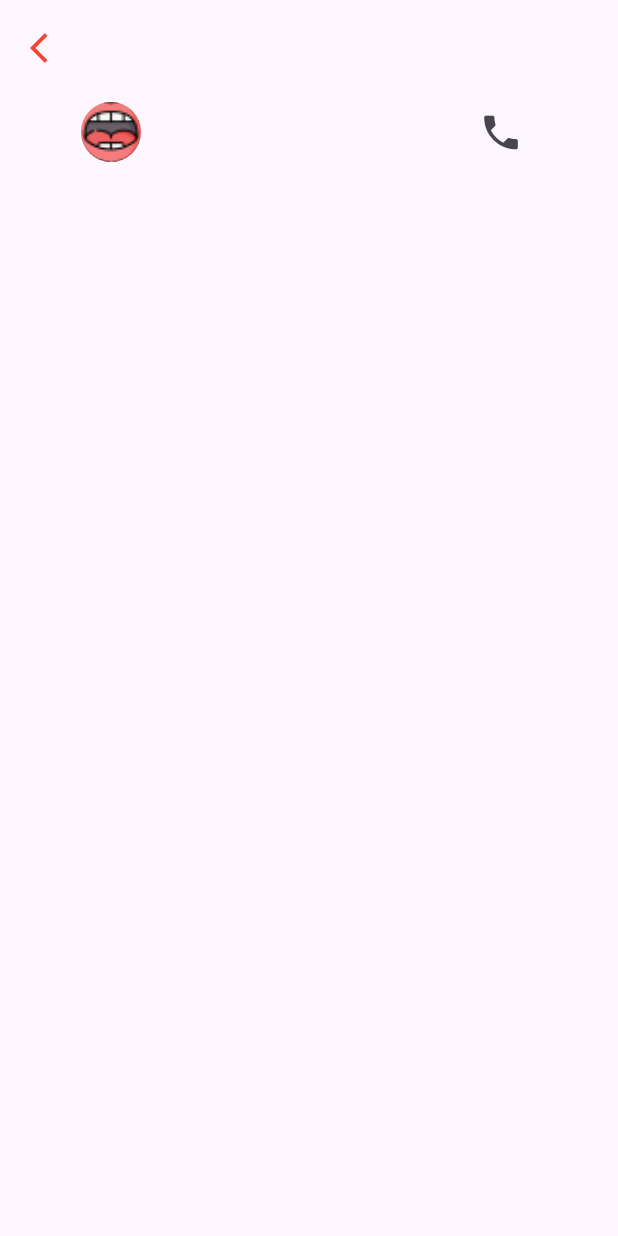
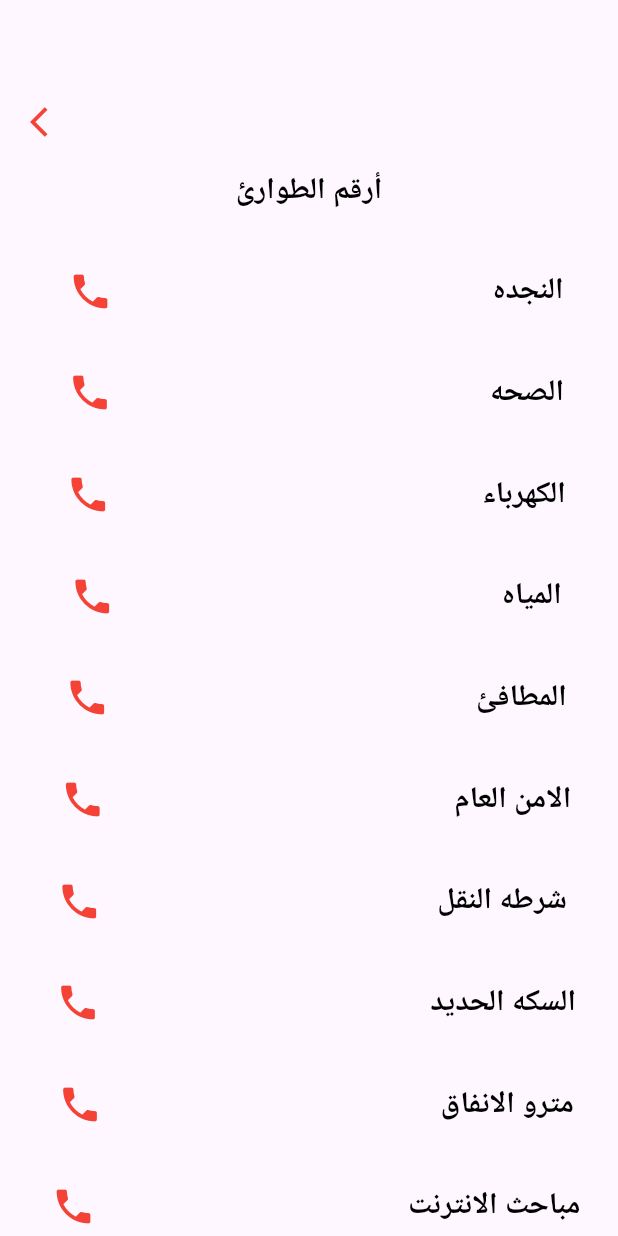
Before and after one commit to aymanaboelela/Help-Me-App, a Flutter app: the screen it shows after launch, in the side drawer, after a tap on "أرقام الطوارئ", on a phone screen of 412 x 824 dp. Run offline on Flutter 3.47's test engine with Material 3 defaults, Android fonts, the light colour scheme and no system bars; our stand-ins replace flutter_rating_bar; Roboto replaces fonts that are missing (Nirmala UI).

Commit message:
to update

```diff
--- a/lib/core/SizeBox/SizeBoxeHorsental.dart
+++ b/lib/core/SizeBox/SizeBoxeHorsental.dart
@@ -1,5 +1,7 @@
 import 'package:flutter/material.dart';
-import 'package:softwier/core/utils/size_config.dart';
+
+import '../utils/size_config.dart';
+
 
 
 class SizeBoxeHorsental extends StatelessWidget {
--- a/lib/core/SizeBox/SizeBoxevertcal.dart
+++ b/lib/core/SizeBox/SizeBoxevertcal.dart
@@ -1,5 +1,7 @@
 import 'package:flutter/material.dart';
-import 'package:softwier/core/utils/size_config.dart';
+
+import '../utils/size_config.dart';
+
 
 
 class SizeBoxeVirtcal extends StatelessWidget {
--- a/lib/main.dart
+++ b/lib/main.dart
@@ -1,6 +1,4 @@
 import 'package:flutter/material.dart';
-
-
 import 'splash_screen/splash_screen.dart';
 
 void main() {
--- a/lib/screens/Home_Screen/Home_Screen.dart
+++ b/lib/screens/Home_Screen/Home_Screen.dart
@@ -1,4 +1,5 @@
 import 'package:flutter/material.dart';
+import 'package:help_my/core/SizeBox/SizeBoxevertcal.dart';
 
 import '../diseases_screens/Burn_cases.dart';
 import '../diseases_screens/He_swallowed_his_tongue_2.dart';
@@ -32,6 +33,7 @@ class _HomeScreenState extends State<HomeScreen> {
           ));
         },
       ),
+      const SizeBoxeVirtcal(value: 1),
       CustemItem(
         name: 'بلع اللسان',
         image: "assets/images/mouth 1.png",
@@ -43,6 +45,7 @@ class _HomeScreenState extends State<HomeScreen> {
           ));
         },
       ),
+      const SizeBoxeVirtcal(value: 1),
       CustemItem(
         name: 'نزيف الانف',
         image: "assets/images/nostril 1.png",
@@ -54,6 +57,7 @@ class _HomeScreenState extends State<HomeScreen> {
           ));
         },
       ),
+      const SizeBoxeVirtcal(value: 1),
       CustemItem(
         name: 'حالة إغماء',
         image: "assets/images/woman 1.png",
@@ -65,6 +69,7 @@ class _HomeScreenState extends State<HomeScreen> {
           ));
         },
       ),
+      const SizeBoxeVirtcal(value: 1),
       CustemItem(
         name: 'حالة حروق',
         image: "assets/images/fire 1.png",
@@ -76,6 +81,7 @@ class _HomeScreenState extends State<HomeScreen> {
           ));
         },
       ),
+      const SizeBoxeVirtcal(value: 1),
       CustemItem(
         name: 'لدغة الثعبان',
         image: "assets/images/animal 1.png",
@@ -87,6 +93,7 @@ class _HomeScreenState extends State<HomeScreen> {
           ));
         },
       ),
+      const SizeBoxeVirtcal(value: 1),
       CustemItem(
         name: 'نوبات الصرع',
         image: "assets/images/tonic 1.png",
--- a/lib/screens/drawer_screen/Coolt_he_health.dart
+++ b/lib/screens/drawer_screen/Coolt_he_health.dart
@@ -1,51 +1,152 @@
 import 'package:flutter/material.dart';
-
 import 'package:url_launcher/url_launcher.dart';
-
 import '../../core/SizeBox/SizeBoxeHorsental.dart';
 import '../../core/SizeBox/SizeBoxevertcal.dart';
 import '../../core/wedgits/back_icon.dart';
 
 class CoolTheHealth extends StatelessWidget {
   const CoolTheHealth({super.key});
+  final String phoneNumber = '123';
 
   @override
   Widget build(BuildContext context) {
-    return Scaffold(
-      body: Column(
+    return const Scaffold(
+      body: SingleChildScrollView(
+        child: Column(
           crossAxisAlignment: CrossAxisAlignment.start,
           children: [
-          const SizeBoxeVirtcal(value: 5),
-          const Padding(
+            SizeBoxeVirtcal(value: 5),
+            Padding(
               padding: EdgeInsets.all(8.0),
               child: BackIcon(icon: Icons.arrow_back_ios),
             ),
-          const SizeBoxeVirtcal(value: 3),
-          Row(
-            mainAxisAlignment: MainAxisAlignment.spaceAround,
-            children: [
-              const CircleAvatar(
-                backgroundImage: AssetImage("assets/images/mouth 1.png"),
+            Center(
+              child: Text(
+                "أرقم الطوارئ",
+                textDirection: TextDirection.rtl,
+                textAlign: TextAlign.right,
+                style: TextStyle(
+                  color: Colors.black,
+                  fontSize: 20,
+                  fontFamily: 'Nirmala UI',
+                  fontWeight: FontWeight.w700,
+                  height: 0,
                 ),
-              const SizeBoxeHorsental(value: 1),
-              IconButton(
-                  onPressed: () {},
-                  icon: const Icon(
-                    Icons.phone,
-                    size: 30,
-                  ))
+              ),
+            ),
+            SizeBoxeVirtcal(value: 3),
+            NumberOfEmergency(
+              name: "النجده",
+              phoneNumber: "122",
+            ),
+            SizeBoxeVirtcal(value: 2),
+            NumberOfEmergency(
+              name: "الصحه",
+              phoneNumber: "127",
+            ),
+            SizeBoxeVirtcal(value: 2),
+            NumberOfEmergency(
+              name: "الكهرباء",
+              phoneNumber: "121",
+            ),
+            SizeBoxeVirtcal(value: 2),
+            NumberOfEmergency(
+              name: "المياه",
+              phoneNumber: "125",
+            ),
+            SizeBoxeVirtcal(value: 2),
+            NumberOfEmergency(
+              name: "المطافئ",
+              phoneNumber: "180",
+            ),
+            SizeBoxeVirtcal(value: 2),
+            NumberOfEmergency(
+              name: "الامن العام",
+              phoneNumber: "115",
+            ),
+            SizeBoxeVirtcal(value: 2),
+            NumberOfEmergency(
+              name: "شرطه النقل ",
+              phoneNumber: "145",
+            ),
+            SizeBoxeVirtcal(value: 2),
+            NumberOfEmergency(
+              name: "السكه الحديد",
+              phoneNumber: "1547",
+            ),
+            SizeBoxeVirtcal(value: 2),
+            NumberOfEmergency(
+              name: "مترو الانفاق",
+              phoneNumber: "16048",
+            ),
+            SizeBoxeVirtcal(value: 2),
+            NumberOfEmergency(
+              name: "مباحث الانترنت",
+              phoneNumber: "15008",
+            ),
+            SizeBoxeVirtcal(value: 2),
+            NumberOfEmergency(
+              name: "حمايه المستهلك",
+              phoneNumber: "19588",
+            ),
+            SizeBoxeVirtcal(value: 2),
+            NumberOfEmergency(
+              name: "الصرف الصحي",
+              phoneNumber: "175",
+            ),
+            SizeBoxeVirtcal(value: 2),
           ],
-          )
-        ],
+        ),
       ),
     );
   }
 }
 
-void _launchCaller(String phoneNumber) async {
-  if (await canLaunch(phoneNumber)) {
-    await launch(phoneNumber);
+class NumberOfEmergency extends StatelessWidget {
+  const NumberOfEmergency({
+    super.key,
+    required this.name,
+    required this.phoneNumber,
+  });
+  final String name;
+  final String phoneNumber;
+  Future<void> _makePhoneCall(String url) async {
+    if (await canLaunch(url)) {
+      await launch(url);
     } else {
-    throw 'Could not launch $phoneNumber';
+      print("Can't launch $url");
     }
   }
+
+  @override
+  Widget build(BuildContext context) {
+    return Row(
+      mainAxisAlignment: MainAxisAlignment.spaceAround,
+      children: [
+        IconButton(
+          onPressed: () {
+            final telUrl = 'tel:$phoneNumber';
+            _makePhoneCall(telUrl);
+          },
+          icon: const Icon(
+            Icons.phone,
+            size: 30,
+          ),
+          color: Colors.red,
+        ),
+        const SizeBoxeHorsental(value: 10),
+        Text(
+          name,
+          // textAlign: TextAlign.right,
+          style: const TextStyle(
+            color: Colors.black,
+            fontSize: 20,
+            fontFamily: 'Nirmala UI',
+            fontWeight: FontWeight.w700,
+            height: 0,
+          ),
+        ),
+      ],
+    );
+  }
+}
--- a/pubspec.yaml
+++ b/pubspec.yaml
@@ -36,6 +36,12 @@ dependencies:
     sdk: flutter
   url_launcher: ^6.2.1
   flutter_rating_bar: ^4.0.1
+  flutter_launcher_icons: ^0.13.1
+flutter_launcher_icons:
+  android: "launcher_icon"
+  ios: true
+  image_path: "assets/images/logo.png"
+  min_sdk_android: 21
 
 dev_dependencies:
   flutter_lints: ^2.0.0
```
Also changed, not shown: lib/screens/drawer_screen/drwaer_screen.dart (+2 -8 lines), pubspec.lock, 28 other files. Lines whose indentation alone changed are shown as unchanged.
